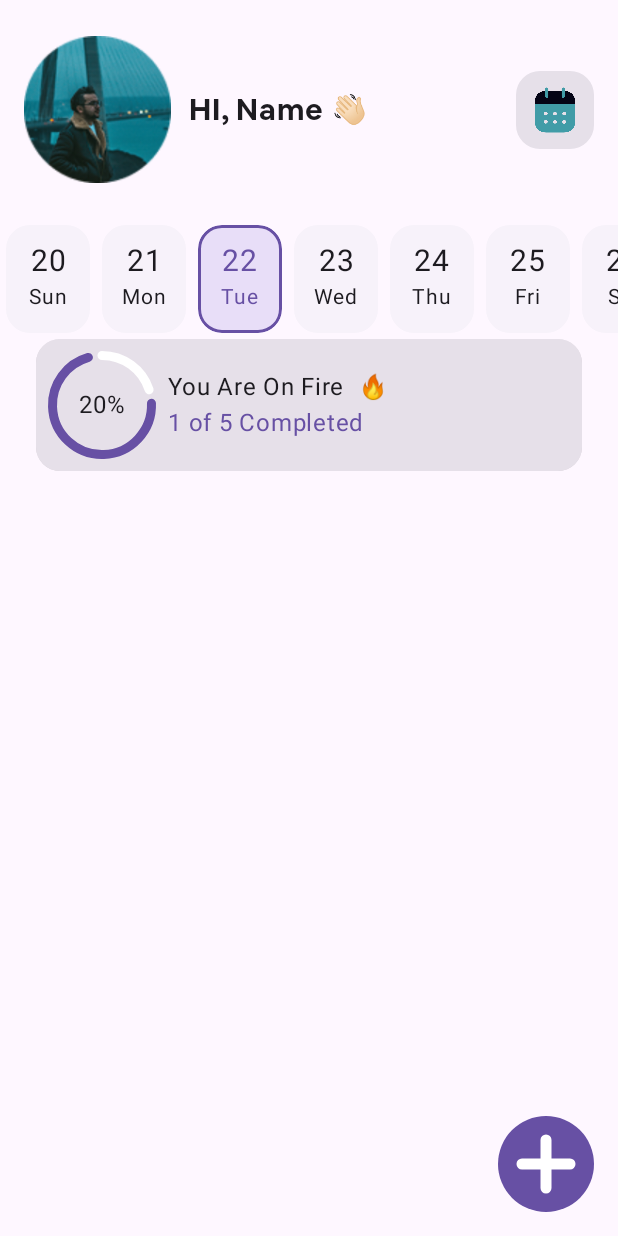
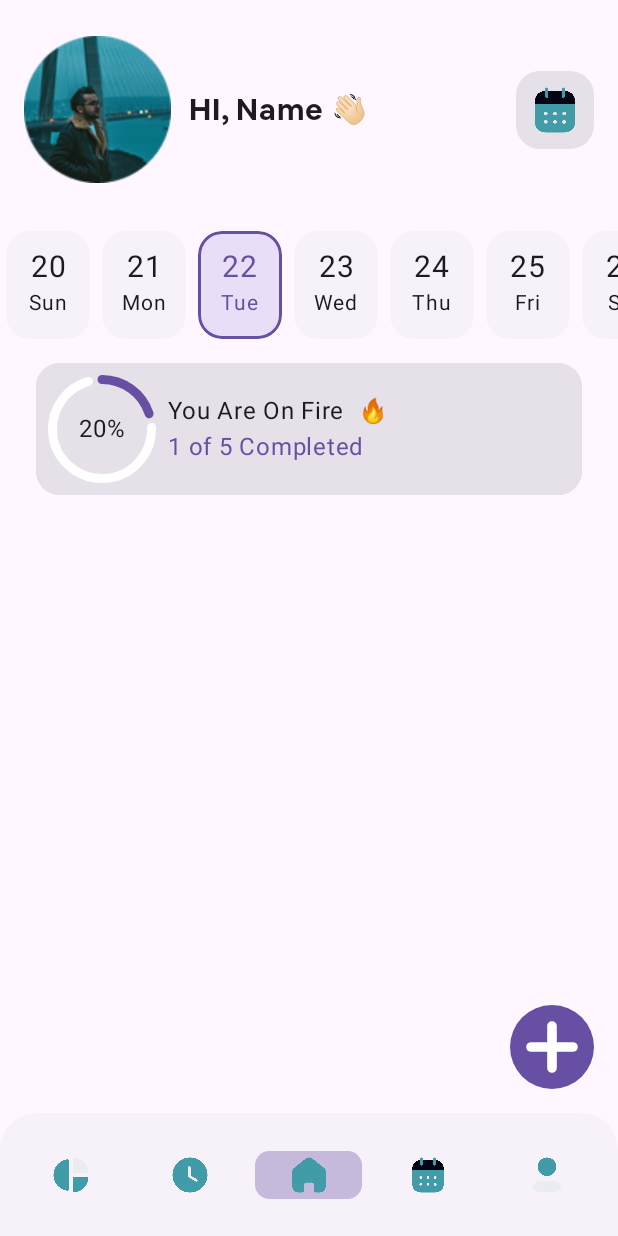
Before and after one commit to Abdullah-Faik/habit-tracker, an Android app built with Jetpack Compose: the screen it shows after launch (MainActivity), on a phone screen of 412 x 824 dp. Run offline under Robolectric (Android 15) with nearby library versions, the phone set to English and light mode, and no system bars; our stand-ins replace Room's generated code.

Commit message:
Add Navigation

```diff
--- a/source_code/app/src/main/java/com/fola/habit_tracker/MainActivity.kt
+++ b/source_code/app/src/main/java/com/fola/habit_tracker/MainActivity.kt
@@ -9,6 +9,7 @@ import androidx.compose.foundation.layout.padding
 import androidx.compose.material3.Scaffold
 import androidx.compose.ui.Modifier
 import com.fola.habit_tracker.ui.main.home.HomeScreen
+import com.fola.habit_tracker.ui.main.navigation_bar.MainApp
 import com.fola.habit_tracker.ui.theme.AppTheme
 
 class MainActivity : ComponentActivity() {
@@ -22,9 +23,10 @@ class MainActivity : ComponentActivity() {
         setContent {
             AppTheme {
                 Scaffold {
-                    HomeScreen(
-                        modifier = Modifier.padding(it),
+                    MainApp(
+                        modifier = Modifier.padding(it)
                     )
+
                 }
             }
         }
--- a/source_code/app/src/main/java/com/fola/habit_tracker/ui/auth/AuthModule.kt
+++ b/source_code/app/src/main/java/com/fola/habit_tracker/ui/auth/AuthModule.kt
@@ -12,7 +12,6 @@ import com.fola.habit_tracker.ui.auth.viewmodel.AuthScreen
 fun AuthModule(modifier: Modifier = Modifier) {
 
     val navController = rememberNavController()
-
 
     NavHost(
         navController = navController,
--- a/source_code/app/src/main/java/com/fola/habit_tracker/ui/main/home/Calender.kt
+++ b/source_code/app/src/main/java/com/fola/habit_tracker/ui/main/home/Calender.kt
@@ -44,7 +44,7 @@ fun DateRow(modifier: Modifier = Modifier) {
 
     LazyRow(
         state = listState,
-        modifier = Modifier
+        modifier = modifier
             .fillMaxWidth()
     ) {
         items(dates) { date ->
--- a/source_code/app/src/main/java/com/fola/habit_tracker/ui/main/home/HomeScreen.kt
+++ b/source_code/app/src/main/java/com/fola/habit_tracker/ui/main/home/HomeScreen.kt
@@ -1,5 +1,7 @@
 package com.fola.habit_tracker.ui.main.home
 
+import android.annotation.SuppressLint
+import android.content.res.Configuration
 import androidx.compose.foundation.Image
 import androidx.compose.foundation.background
 import androidx.compose.foundation.layout.Arrangement
@@ -29,17 +31,14 @@ import androidx.compose.ui.unit.dp
 import androidx.compose.ui.unit.sp
 import androidx.lifecycle.viewmodel.compose.viewModel
 import com.fola.habit_tracker.R
-import com.fola.habit_tracker.data.data_base.Habit
-import com.fola.habit_tracker.data.data_base.RepeatedType
-import com.fola.habit_tracker.data.repositry.HabitsRepository
 import com.fola.habit_tracker.ui.components.icons.PlusSmall
 import com.fola.habit_tracker.ui.components.mainFont
+import com.fola.habit_tracker.ui.main.navigation_bar.BottomNavigationBar
+import com.fola.habit_tracker.ui.main.navigation_bar.Screen
 import com.fola.habit_tracker.ui.theme.AppTheme
-import kotlinx.coroutines.flow.Flow
-import kotlinx.coroutines.flow.flowOf
-import java.time.LocalTime
 
 
+@SuppressLint("UnusedMaterial3ScaffoldPaddingParameter")
 @Composable
 fun HomeScreen(
     modifier: Modifier = Modifier,
@@ -57,13 +56,12 @@ fun HomeScreen(
                 modifier = Modifier
                     .clip(RoundedCornerShape(50.dp))
                     .background(MaterialTheme.colorScheme.primary)
-                    .size(64.dp)
+                    .size(56.dp)
             )
-        }
+        },
     ) {
         Column(
             modifier = Modifier
-                .padding(it)
                 .fillMaxSize()
                 .background(MaterialTheme.colorScheme.background)
         ) {
@@ -110,8 +108,13 @@ fun HomeScreen(
                     )
                 }
             }
-            DateRow()
-            ProgressCard(modifier = Modifier.padding(horizontal = 24.dp))
+            DateRow(
+                modifier = Modifier
+                    .padding(vertical = 4.dp)
+            )
+            ProgressCard(modifier = Modifier.padding(horizontal = 24.dp, vertical = 8.dp))
+
+
             LazyColumn(
                 modifier = Modifier
                     .fillMaxWidth()
@@ -138,7 +141,7 @@ private fun HomePrev() {
     }
 }
 
-@Preview(showSystemUi = true, uiMode = android.content.res.Configuration.UI_MODE_NIGHT_YES)
+@Preview(showSystemUi = true, uiMode = Configuration.UI_MODE_NIGHT_YES)
 @Composable
 private fun HomeDarkPrev() {
     AppTheme {
--- a/source_code/app/src/main/java/com/fola/habit_tracker/ui/main/home/TasksProgressCard.kt
+++ b/source_code/app/src/main/java/com/fola/habit_tracker/ui/main/home/TasksProgressCard.kt
@@ -42,8 +42,8 @@ fun ProgressCard(modifier: Modifier = Modifier) {
                 progress = {
                     .2f
                 },
-                color = Color.White,
-                trackColor = MaterialTheme.colorScheme.primary,
+                color = MaterialTheme.colorScheme.primary,
+                trackColor = Color.White,
                 modifier = Modifier
                     .padding(8.dp)
                     .size(72.dp),
--- /dev/null
+++ b/source_code/app/src/main/java/com/fola/habit_tracker/ui/main/navigation_bar/BottomNavigationBar.kt
@@ -0,0 +1,144 @@
+package com.fola.habit_tracker.ui.main.navigation_bar
+
+import android.content.res.Configuration
+import androidx.annotation.DrawableRes
+import androidx.compose.foundation.Image
+import androidx.compose.foundation.background
+import androidx.compose.foundation.clickable
+import androidx.compose.foundation.layout.Arrangement
+import androidx.compose.foundation.layout.Box
+import androidx.compose.foundation.layout.Row
+import androidx.compose.foundation.layout.fillMaxWidth
+import androidx.compose.foundation.layout.height
+import androidx.compose.foundation.layout.heightIn
+import androidx.compose.foundation.layout.padding
+import androidx.compose.foundation.shape.RoundedCornerShape
+import androidx.compose.material3.MaterialTheme
+import androidx.compose.runtime.Composable
+import androidx.compose.runtime.getValue
+import androidx.compose.ui.Alignment
+import androidx.compose.ui.Modifier
+import androidx.compose.ui.draw.clip
+import androidx.compose.ui.graphics.Color
+import androidx.compose.ui.graphics.SolidColor
+import androidx.compose.ui.res.painterResource
+import androidx.compose.ui.tooling.preview.Preview
+import androidx.compose.ui.unit.dp
+import androidx.navigation.NavController
+import androidx.navigation.compose.currentBackStackEntryAsState
+import androidx.navigation.compose.rememberNavController
+import com.fola.habit_tracker.R
+import com.fola.habit_tracker.ui.theme.AppTheme
+
+enum class Screen(
+    val route: String,
+    @DrawableRes val icon: Int,
+    val title: String,
+) {
+    Home("home", R.drawable.home_icon, "Home"),
+    Habit("habit", R.drawable.tasks, "Habit"),
+    Timer("timer", R.drawable.timer_icon, "Timer"),
+    Profile("profile", R.drawable.profile_icon, "Profile"),
+    Calendar("calendar", R.drawable.calendar, "Calendar"),
+}
+
+
+private val bottomNavigationScreens = listOf(
+    Screen.Habit,
+    Screen.Timer,
+    Screen.Home,
+    Screen.Calendar,
+    Screen.Profile
+)
+
+@Composable
+fun BottomNavigationBar(
+    modifier: Modifier = Modifier,
+    navController: NavController,
+) {
+    val navBackStackEntry by navController.currentBackStackEntryAsState()
+    val currentRoute = navBackStackEntry?.destination?.route
+
+
+    Row(
+        modifier = modifier
+            .fillMaxWidth()
+            .heightIn(min = 82.dp)
+            .clip(RoundedCornerShape(30, 30, 0, 0))
+            .background(MaterialTheme.colorScheme.surfaceContainerLow)
+            .padding(horizontal = 8.dp),
+        verticalAlignment = Alignment.CenterVertically,
+        horizontalArrangement = Arrangement.SpaceEvenly
+    ) {
+        bottomNavigationScreens.forEach { screen ->
+            BottomNavigationItemView(
+                modifier = modifier.weight(1f),
+                screen = screen,
+                navController = navController,
+                isSelected = currentRoute == screen.route,
+            )
+        }
+    }
+}
+
+@Composable
+fun BottomNavigationItemView(
+    modifier: Modifier = Modifier,
+    isSelected: Boolean = false,
+    navController: NavController,
+    screen: Screen,
+) {
+
+    Box(
+        modifier = modifier.fillMaxWidth(),
+        contentAlignment = Alignment.Center,
+    ) {
+        Image(
+            painter = painterResource(screen.icon),
+            contentDescription = screen.title,
+            modifier = Modifier
+                .fillMaxWidth()
+                .padding(horizontal = 4.dp)
+                .background(
+                    brush = SolidColor(
+                        if (isSelected) MaterialTheme.colorScheme.primary else Color(0x00000000)
+                    ),
+                    shape = RoundedCornerShape(30),
+                    alpha = .35f
+                )
+                .clickable {
+                    if (navController.currentDestination?.route != screen.route) {
+                        navController.navigate(screen.route) {
+                            popUpTo(navController.graph.startDestinationId) {
+                                saveState = true
+                            }
+                            launchSingleTop = true
+                            restoreState = true
+                        }
+                    }
+                }
+                .padding(vertical = 2.dp)
+                .height(28.dp)
+        )
+    }
+}
+
+
+@Preview
+@Composable
+private fun BottomNavigationBarPrev() {
+    AppTheme {
+        BottomNavigationBar(
+            navController = rememberNavController()
+        )
+    }
+
+}
+
+@Preview(showBackground = true, uiMode = Configuration.UI_MODE_NIGHT_YES)
+@Composable
+private fun BottomNavigationDarkView() {
+    AppTheme {
+        BottomNavigationBar(navController = rememberNavController())
+    }
+}
--- /dev/null
+++ b/source_code/app/src/main/java/com/fola/habit_tracker/ui/main/navigation_bar/Navigation.kt
@@ -0,0 +1,52 @@
+package com.fola.habit_tracker.ui.main.navigation_bar
+
+import androidx.compose.foundation.layout.fillMaxWidth
+import androidx.compose.foundation.layout.padding
+import androidx.compose.material3.Scaffold
+import androidx.compose.runtime.Composable
+import androidx.compose.ui.Modifier
+import androidx.compose.ui.tooling.preview.Preview
+import androidx.navigation.compose.NavHost
+import androidx.navigation.compose.composable
+import androidx.navigation.compose.rememberNavController
+import com.fola.habit_tracker.ui.main.TasksScreen.HabitScree
+import com.fola.habit_tracker.ui.main.calender.CalenderScreen
+import com.fola.habit_tracker.ui.main.home.HomeScreen
+import com.fola.habit_tracker.ui.main.profile.ProfileScreen
+import com.fola.habit_tracker.ui.main.timer.TimerScreen
+
+
+@Composable
+fun MainApp(modifier: Modifier = Modifier) {
+
+    val navController = rememberNavController()
+
+    Scaffold(
+        modifier = modifier.fillMaxWidth(),
+        bottomBar = { BottomNavigationBar(
+            navController = navController
+        ) }
+    ) {innerPadding ->
+        NavHost(
+            navController = navController,
+            startDestination = Screen.Home.route,
+            modifier = Modifier.padding(innerPadding)
+        ) {
+            composable(Screen.Home.route) { HomeScreen() }
+            composable(Screen.Habit.route) { HabitScree() }
+            composable(Screen.Timer.route) { TimerScreen() }
+            composable(Screen.Calendar.route) { CalenderScreen() }
+            composable(Screen.Profile.route) { ProfileScreen() }
+        }
+
+    }
+
+
+}
+
+
+@Preview
+@Composable
+private fun MainAppPrev() {
+    MainApp()
+}
```
Also changed, not shown: source_code/app/src/main/java/com/fola/habit_tracker/ui/main/TasksScreen/HabitScreen.kt (added, +22 -0 lines), source_code/app/src/main/java/com/fola/habit_tracker/ui/main/calender/CalenderScreen.kt (added, +20 -0 lines), source_code/app/src/main/java/com/fola/habit_tracker/ui/main/home/FakeData.kt (+7 -2 lines), source_code/app/src/main/java/com/fola/habit_tracker/ui/main/profile/ProfileScreen.kt (added, +17 -0 lines), source_code/app/src/main/java/com/fola/habit_tracker/ui/main/timer/TimerScreen.kt (added, +17 -0 lines), source_code/app/src/main/res/drawable/home_icon.png (added), source_code/app/src/main/res/drawable/profile_icon.png (added), source_code/app/src/main/res/drawable/tasks.png (added), source_code/app/src/main/res/drawable/timer_icon.png (added).
